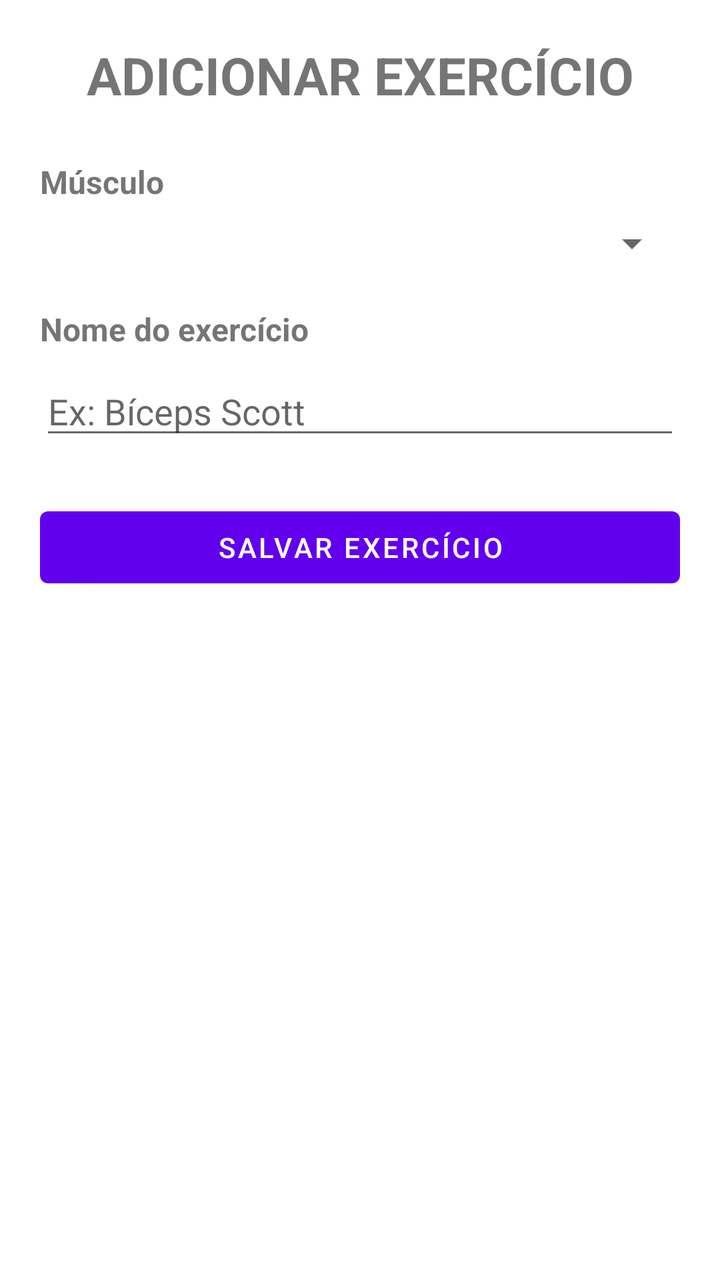
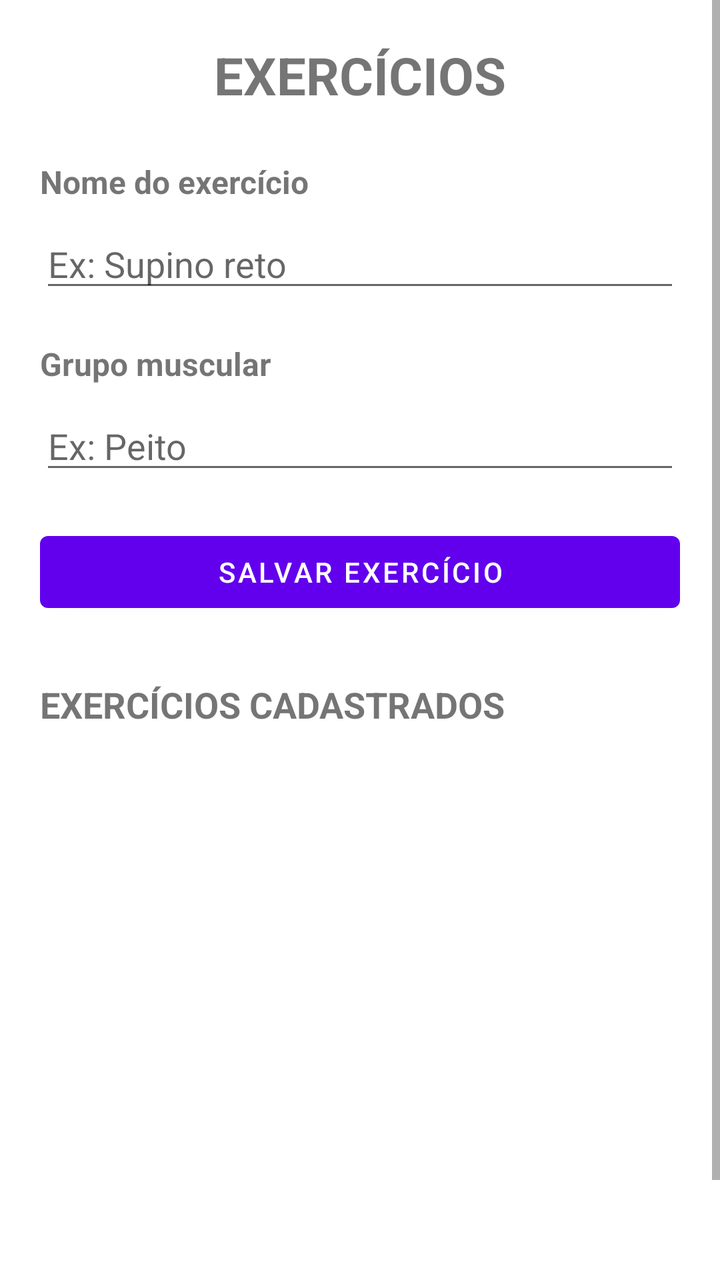

Two renders of the same Android screen: before a commit and after it. Below are the layout's source before the change and the commit's diff.
<!-- AndroidManifest.xml: application theme Theme.GymNote -->
<!-- res/layout/fragment_exercicio.xml -->
<?xml version="1.0" encoding="utf-8"?>
<ScrollView xmlns:android="http://schemas.android.com/apk/res/android"
    xmlns:tools="http://schemas.android.com/tools"
    android:layout_width="match_parent"
    android:layout_height="match_parent"
    tools:context=".ui.menu.ExercicioFragment">

    <LinearLayout
        android:layout_width="match_parent"
        android:layout_height="wrap_content"
        android:orientation="vertical"
        android:padding="20dp">

        <TextView
            android:layout_width="match_parent"
            android:layout_height="wrap_content"
            android:gravity="center"
            android:text="ADICIONAR EXERCÍCIO"
            android:textSize="26sp"
            android:textStyle="bold" />

        <TextView
            android:layout_width="match_parent"
            android:layout_height="wrap_content"
            android:layout_marginTop="25dp"
            android:text="Músculo"
            android:textSize="16sp"
            android:textStyle="bold" />

        <Spinner
            android:id="@+id/spMusculo"
            android:layout_width="match_parent"
            android:layout_height="wrap_content"
            android:layout_marginTop="8dp" />

        <TextView
            android:layout_width="match_parent"
            android:layout_height="wrap_content"
            android:layout_marginTop="20dp"
            android:text="Nome do exercício"
            android:textSize="16sp"
            android:textStyle="bold" />

        <EditText
            android:id="@+id/exercicio"
            android:layout_width="match_parent"
            android:layout_height="wrap_content"
            android:hint="Ex: Bíceps Scott"
            android:inputType="text"
            android:layout_marginTop="8dp" />

        <Button
            android:id="@+id/btSalvarExercicio"
            android:layout_width="match_parent"
            android:layout_height="wrap_content"
            android:layout_marginTop="25dp"
            android:text="SALVAR EXERCÍCIO" />

    </LinearLayout>

</ScrollView>
<!-- resources referenced by this layout -->
<resources>
  <style name="Theme.GymNote" parent="Theme.MaterialComponents.DayNight.DarkActionBar">
          
          <item name="colorPrimary">@color/purple_500</item>
          <item name="colorPrimaryVariant">@color/purple_700</item>
          <item name="colorOnPrimary">@color/white</item>
          
          <item name="colorSecondary">@color/teal_200</item>
          <item name="colorSecondaryVariant">@color/teal_700</item>
          <item name="colorOnSecondary">@color/black</item>
          
          <item name="android:statusBarColor">?attr/colorPrimaryVariant</item>
          
      </style>
  <color name="purple_500">#FF6200EE</color>
  <color name="purple_700">#FF3700B3</color>
  <color name="white">#FFFFFFFF</color>
  <color name="teal_200">#FF03DAC5</color>
  <color name="teal_700">#FF018786</color>
  <color name="black">#FF000000</color>
</resources>

<!-- the commit's change to res/layout/fragment_exercicio.xml (unified diff, before → after) -->
@@ -15,7 +15,7 @@
             android:layout_width="match_parent"
             android:layout_height="wrap_content"
             android:gravity="center"
-            android:text="ADICIONAR EXERCÍCIO"
+            android:text="EXERCÍCIOS"
             android:textSize="26sp"
             android:textStyle="bold" />
 
@@ -23,38 +23,54 @@
             android:layout_width="match_parent"
             android:layout_height="wrap_content"
             android:layout_marginTop="25dp"
-            android:text="Músculo"
+            android:text="Nome do exercício"
             android:textSize="16sp"
             android:textStyle="bold" />
 
-        <Spinner
-            android:id="@+id/spMusculo"
+        <EditText
+            android:id="@+id/edtNomeExercicio"
             android:layout_width="match_parent"
             android:layout_height="wrap_content"
-            android:layout_marginTop="8dp" />
+            android:layout_marginTop="8dp"
+            android:hint="Ex: Supino reto"
+            android:inputType="text" />
 
         <TextView
             android:layout_width="match_parent"
             android:layout_height="wrap_content"
             android:layout_marginTop="20dp"
-            android:text="Nome do exercício"
+            android:text="Grupo muscular"
             android:textSize="16sp"
             android:textStyle="bold" />
 
         <EditText
-            android:id="@+id/exercicio"
+            android:id="@+id/edtMusculo"
             android:layout_width="match_parent"
             android:layout_height="wrap_content"
-            android:hint="Ex: Bíceps Scott"
-            android:inputType="text"
-            android:layout_marginTop="8dp" />
+            android:layout_marginTop="8dp"
+            android:hint="Ex: Peito"
+            android:inputType="text" />
 
         <Button
             android:id="@+id/btSalvarExercicio"
             android:layout_width="match_parent"
             android:layout_height="wrap_content"
-            android:layout_marginTop="25dp"
+            android:layout_marginTop="20dp"
             android:text="SALVAR EXERCÍCIO" />
+
+        <TextView
+            android:layout_width="match_parent"
+            android:layout_height="wrap_content"
+            android:layout_marginTop="30dp"
+            android:text="EXERCÍCIOS CADASTRADOS"
+            android:textSize="18sp"
+            android:textStyle="bold" />
+
+        <ListView
+            android:id="@+id/listaExercicios"
+            android:layout_width="match_parent"
+            android:layout_height="300dp"
+            android:layout_marginTop="10dp" />
 
     </LinearLayout>
 
